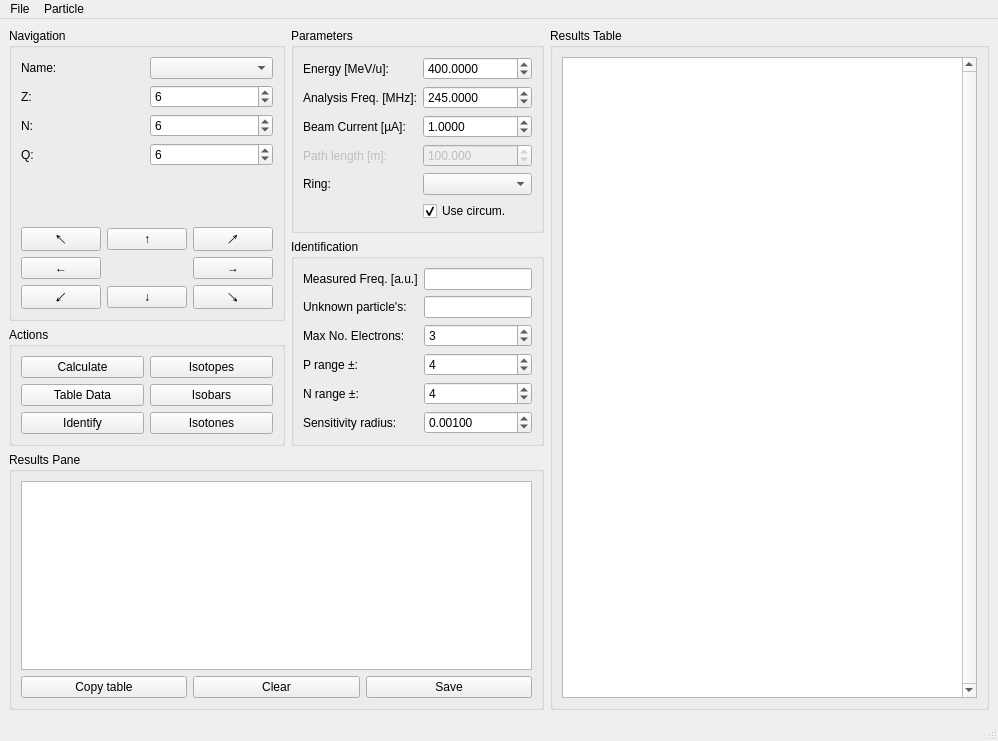
xaratustrah/barion, file rsrc/mainwindow.ui: the form before one commit.
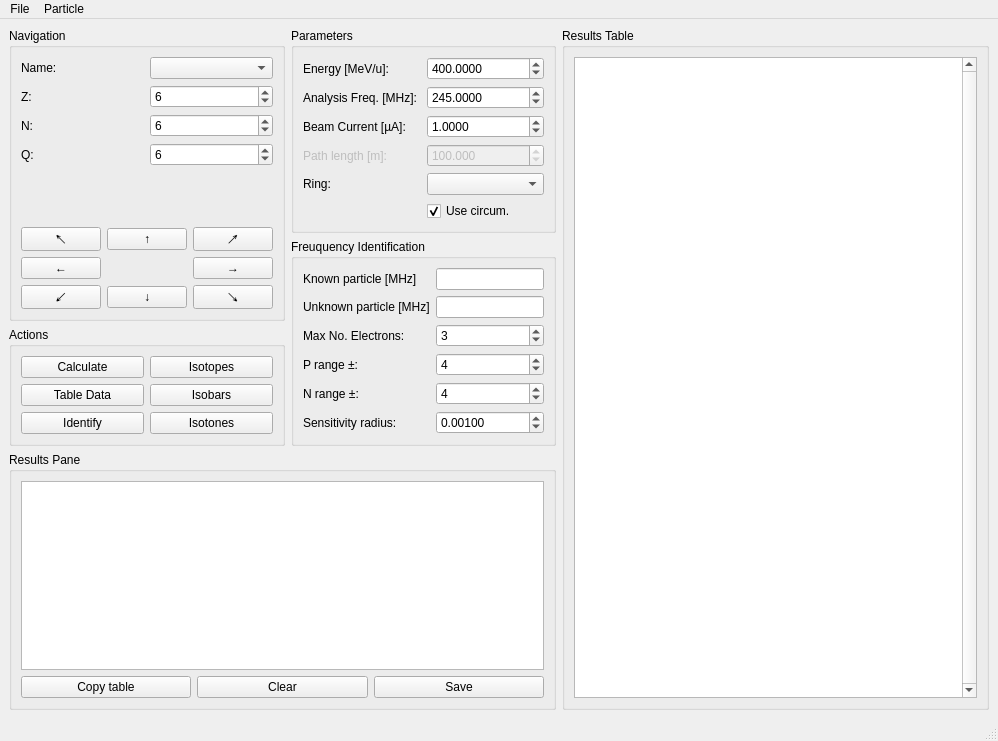
The form after the commit.

Commit message: changed labels of the identification pane

```diff
--- a/rsrc/mainwindow.ui
+++ b/rsrc/mainwindow.ui
@@ -302,7 +302,7 @@
         <item row="1" column="1" rowspan="2">
          <widget class="QGroupBox" name="groupBox_6">
           <property name="title">
-           <string>Identification</string>
+           <string>Freuquency Identification</string>
           </property>
           <layout class="QGridLayout" name="gridLayout_5">
            <item row="3" column="0">
@@ -358,7 +358,7 @@
            <item row="1" column="0">
             <widget class="QLabel" name="label_14">
              <property name="text">
-              <string>Unknown particle's:</string>
+              <string>Unknown particle [MHz]</string>
              </property>
             </widget>
            </item>
@@ -385,7 +385,7 @@
            <item row="0" column="0">
             <widget class="QLabel" name="label_12">
              <property name="text">
-              <string>Measured Freq. [a.u.]</string>
+              <string>Known particle [MHz]</string>
              </property>
             </widget>
            </item>
```
